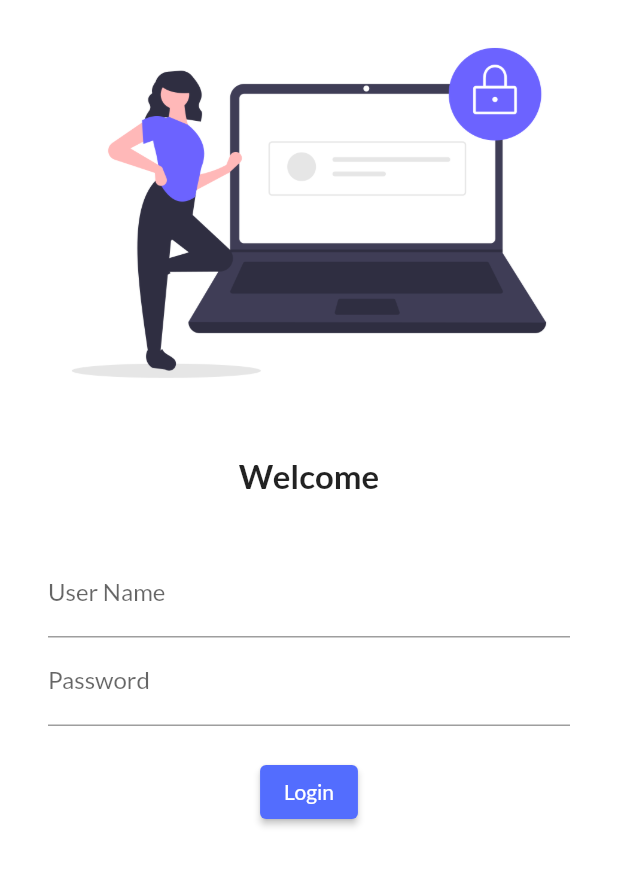
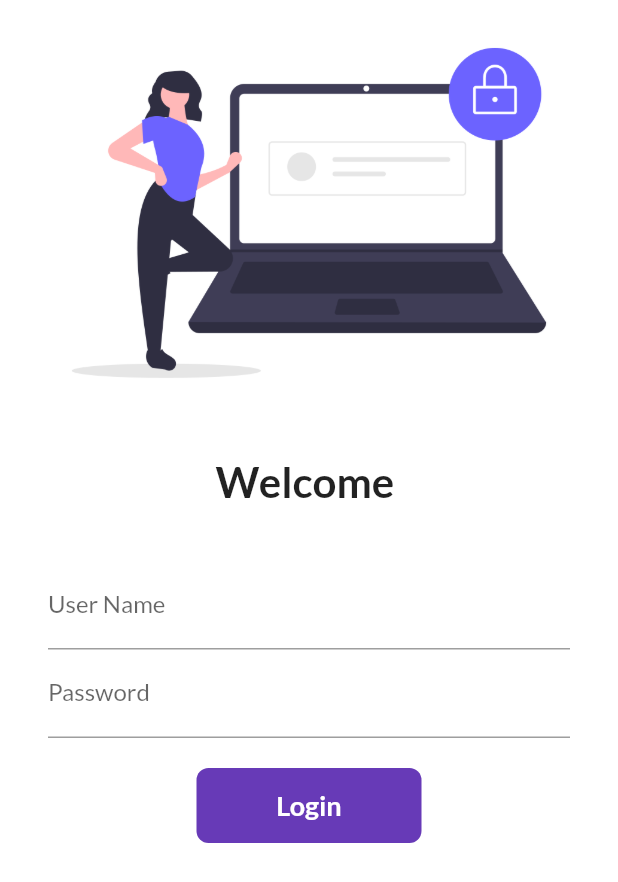
Before and after one commit to ali0094/Flutter-Layouts, a Flutter app: the screen it shows after launch, on a phone screen of 412 x 824 dp. Shown: the top 882 px of the screen. Run offline on Flutter 3.47's test engine with Material 2 defaults, Android fonts, the phone set to English and light mode, and no system bars; our stand-ins replace google_fonts.

```diff
--- a/basicactivity/lib/main.dart
+++ b/basicactivity/lib/main.dart
@@ -1,5 +1,6 @@
 import 'package:basicactivity/screens/home/homepage.dart';
 import 'package:basicactivity/screens/login/login.dart';
+import 'package:basicactivity/utils/routes.dart';
 import 'package:flutter/material.dart';
 import 'package:google_fonts/google_fonts.dart';
 
@@ -15,10 +16,10 @@ class MyApp extends StatelessWidget {
           primarySwatch: Colors.blueGrey,
           fontFamily: GoogleFonts.lato().fontFamily,
           primaryTextTheme: GoogleFonts.latoTextTheme()),
-      initialRoute: "/",
+      initialRoute: MyRoutes.loginRoute,
       routes: {
-        "/": (context) => Login(),
-        "/home": (context) => HomePage(),
+        MyRoutes.loginRoute: (context) => Login(),
+        MyRoutes.homeRoute: (context) => HomePage(),
       },
     );
   }
--- a/basicactivity/lib/screens/login/login.dart
+++ b/basicactivity/lib/screens/login/login.dart
@@ -1,26 +1,37 @@
+import 'package:basicactivity/utils/routes.dart';
 import 'package:flutter/material.dart';
 
 void main() {
   runApp(Login());
 }
 
-class Login extends StatelessWidget {
+class Login extends StatefulWidget {
   const Login({Key? key}) : super(key: key);
+
+  @override
+  State<Login> createState() => _LoginState();
+}
+
+class _LoginState extends State<Login> {
+  String name = "";
+  bool changeButton = false;
 
   @override
   Widget build(BuildContext context) {
     return Material(
-        color: Colors.white,
+      color: Colors.white,
+      child: SingleChildScrollView(
         child: Column(
           children: [
             Image.asset('assets/images/login_image.png'),
+            // ignore: prefer_const_constructors
             SizedBox(
               height: 20.0,
             ),
             Text(
-              'Welcome',
+              'Welcome $name',
               style: TextStyle(
-                fontSize: 22,
+                fontSize: 28,
                 fontWeight: FontWeight.bold,
               ),
             ),
@@ -35,6 +46,10 @@ class Login extends StatelessWidget {
               child: Column(
                 children: [
                   TextFormField(
+                    onChanged: (value) {
+                      name = value;
+                      setState(() {});
+                    },
                     decoration: InputDecoration(
                       hintText: 'Please enter user name',
                       labelText: 'User Name',
@@ -51,24 +66,61 @@ class Login extends StatelessWidget {
                   SizedBox(
                     height: 20.0,
                   ),
-                  ElevatedButton(
-                    onPressed: () {
-                      print('You just clicked me');
+                  InkWell(
+                    onTap: () async {
+                      setState(() {
+                        changeButton = true;
+                      });
+
+                      await Future.delayed(Duration(seconds: 1));
+                      Navigator.pushNamed(context, MyRoutes.homeRoute);
                     },
-                    style: TextButton.styleFrom(
-                      backgroundColor: Colors.indigoAccent,
-                    ),
-                    child: Text(
-                      'Login',
-                      style: TextStyle(
-                        color: Colors.white,
+                    child: AnimatedContainer(
+                      duration: Duration(seconds: 1),
+                      width: changeButton ? 50 : 150,
+                      height: 50,
+                      alignment: Alignment.center,
+                      decoration: BoxDecoration(
+                        color: Colors.deepPurple,
+                        borderRadius:
+                            BorderRadius.circular(changeButton ? 50 : 8),
                       ),
+                      child: changeButton
+                          ? Icon(
+                              Icons.done,
+                              color: Colors.white,
+                            )
+                          : Text(
+                              "Login",
+                              style: TextStyle(
+                                color: Colors.white,
+                                fontWeight: FontWeight.bold,
+                                fontSize: 18,
+                              ),
+                            ),
                     ),
                   ),
+                  // ElevatedButton(
+                  //   onPressed: () {
+                  //     Navigator.pushNamed(context, MyRoutes.homeRoute);
+                  //   },
+                  //   style: TextButton.styleFrom(
+                  //     backgroundColor: Colors.indigoAccent,
+                  //     minimumSize: Size(100, 40),
+                  //   ),
+                  //   child: Text(
+                  //     'Login',
+                  //     style: TextStyle(
+                  //       color: Colors.white,
+                  //     ),
+                  //   ),
+                  // ),
                 ],
               ),
             )
           ],
-        ));
+        ),
+      ),
+    );
   }
 }
--- /dev/null
+++ b/basicactivity/lib/utils/routes.dart
@@ -0,0 +1,4 @@
+class MyRoutes {
+  static String homeRoute = "/home";
+  static String loginRoute = "/login";
+}
```
